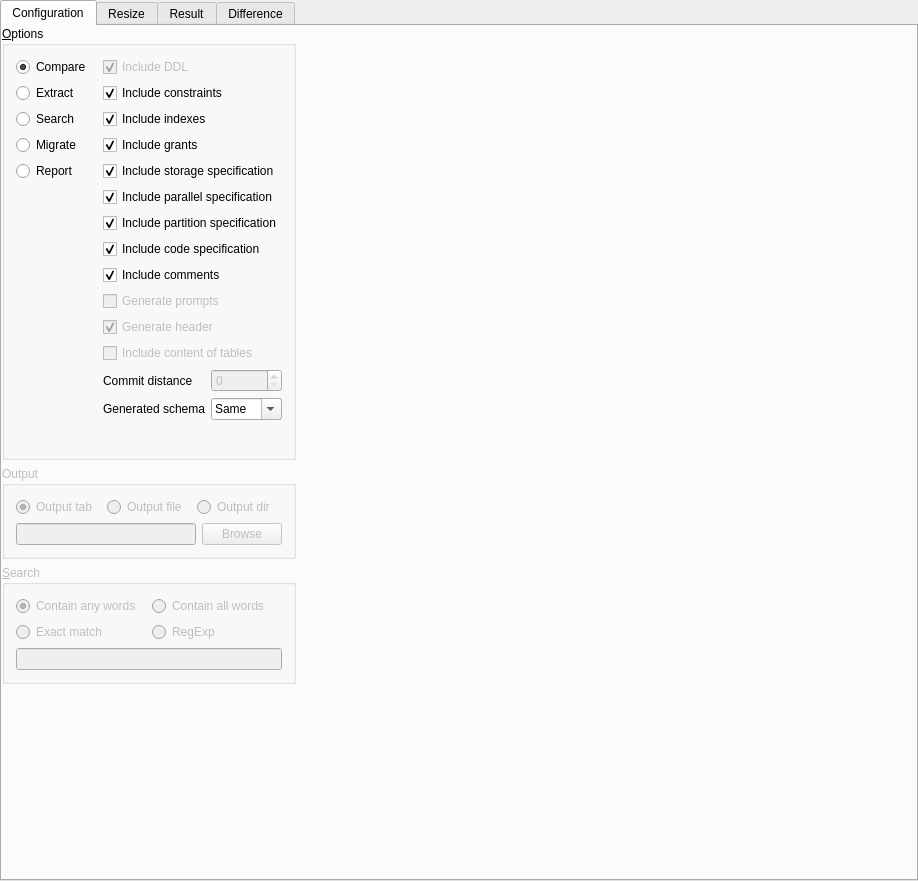
tora-tool/tora, file src/toscriptui.ui: the form before one commit.
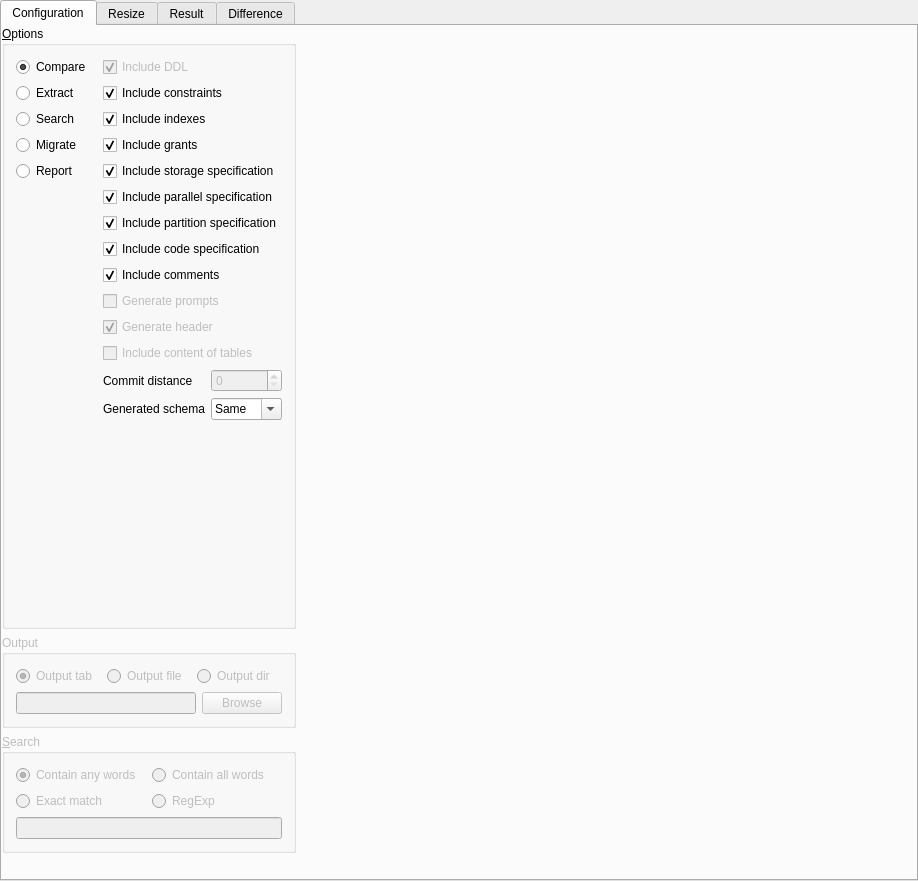
The form after the commit. Custom widgets are drawn as their Qt base class.

Commit message: removing layout runtime warning

```diff
--- a/src/toscriptui.ui
+++ b/src/toscriptui.ui
@@ -18,15 +18,15 @@
   <property name="windowTitle" >
    <string/>
   </property>
-  <layout class="QGridLayout" >
-   <property name="margin" >
-    <number>0</number>
-   </property>
-   <property name="spacing" >
-    <number>6</number>
-   </property>
-   <item row="0" column="0" >
     <widget class="QTabWidget" name="Tabs" >
+   <property name="geometry" >
+    <rect>
+     <x>0</x>
+     <y>0</y>
+     <width>918</width>
+     <height>881</height>
+    </rect>
+   </property>
      <property name="currentIndex" >
       <number>0</number>
      </property>
@@ -49,6 +49,14 @@
        <string>Configuration</string>
       </attribute>
         <widget class="QWidget" native="1" name="confContainer" >
+     <property name="geometry" >
+      <rect>
+       <x>0</x>
+       <y>0</y>
+       <width>453</width>
+       <height>827</height>
+      </rect>
+     </property>
          <layout class="QGridLayout" name="gridLayout" >
           <item row="0" column="0" >
            <widget class="QGroupBox" name="ModeGroup" >
@@ -825,8 +833,6 @@
       </attribute>
      </widget>
     </widget>
-   </item>
-  </layout>
  </widget>
  <customwidgets>
   <customwidget>
```
Lines whose indentation alone changed are shown as unchanged.
